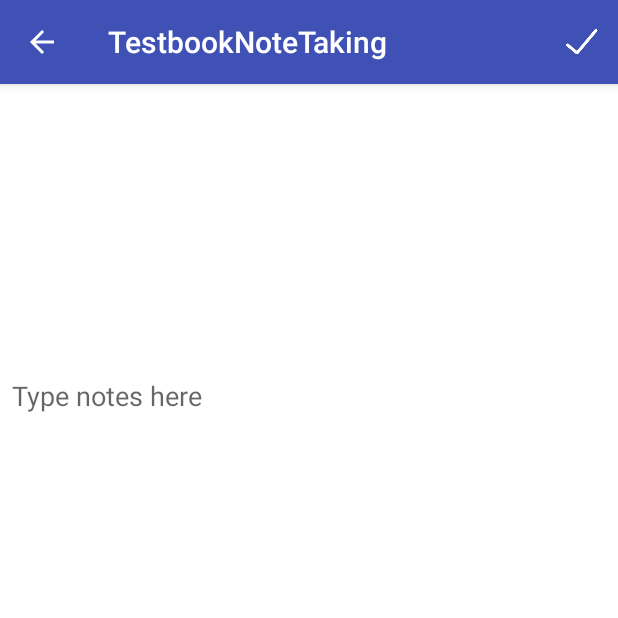
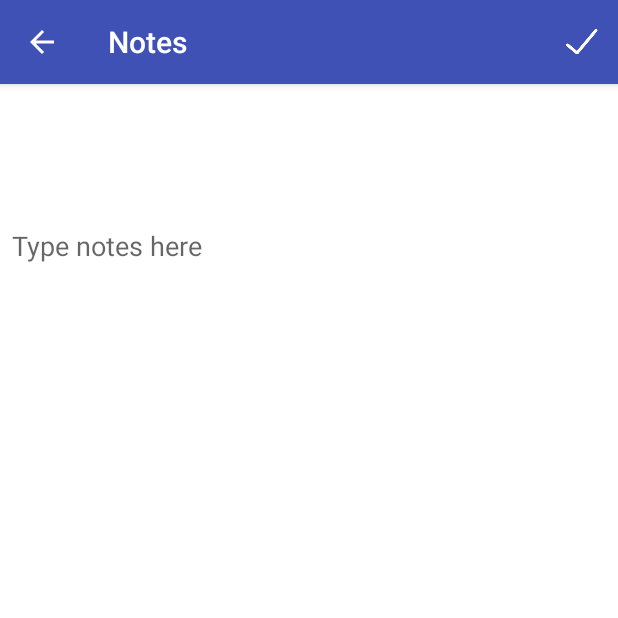
Before and after one commit to VihaanVerma89/TestbookNoteTaking, an Android app: the NoteDetailActivity screen opened directly, with no data from a screen before it, on a phone screen of 412 x 824 dp, the top half of it. Run offline under Robolectric (Android 15) with nearby library versions, the phone set to English and light mode, and no system bars; libraries missing offline, so code that uses them is left out: com.yalantis.ucrop.

Commit message:
resolution fix

```diff
--- a/app/src/main/AndroidManifest.xml
+++ b/app/src/main/AndroidManifest.xml
@@ -13,7 +13,7 @@
         android:theme="@style/AppTheme">
         <activity
             android:name=".MainActivity"
-            android:label="@string/app_name"
+            android:label="Questions"
             android:theme="@style/AppTheme.NoActionBar"
             >
             <intent-filter>
@@ -26,6 +26,7 @@
         <activity android:name=".ui.notesScreen.NotesActivity"
             android:screenOrientation="portrait"
             android:theme="@style/AppTheme.NoActionBar"
+            android:label="Notes"
             />
 
         <activity
--- a/app/src/main/res/layout/activity_new_notes.xml
+++ b/app/src/main/res/layout/activity_new_notes.xml
@@ -40,7 +40,7 @@
 
                 <ImageView
                     android:id="@+id/noteIV"
-                    android:layout_width="match_parent"
+                    android:layout_width="wrap_content"
                     android:layout_height="wrap_content"
                     android:layout_marginEnd="8dp"
                     android:layout_marginLeft="8dp"
@@ -48,7 +48,6 @@
                     android:layout_marginStart="8dp"
                     android:layout_marginTop="8dp"
                     android:adjustViewBounds="true"
-                    android:minHeight="100dp"
                     app:layout_constraintEnd_toEndOf="parent"
                     app:layout_constraintStart_toStartOf="parent"
                     app:layout_constraintTop_toTopOf="parent" />
--- a/app/src/main/res/values/strings.xml
+++ b/app/src/main/res/values/strings.xml
@@ -1,5 +1,5 @@
 <resources>
-    <string name="app_name">TestbookNoteTaking</string>
+    <string name="app_name">Notes</string>
     <string name="navigation_drawer_open">Open navigation drawer</string>
     <string name="navigation_drawer_close">Close navigation drawer</string>
     <string name="nav_header_title">Android Studio</string>
```
